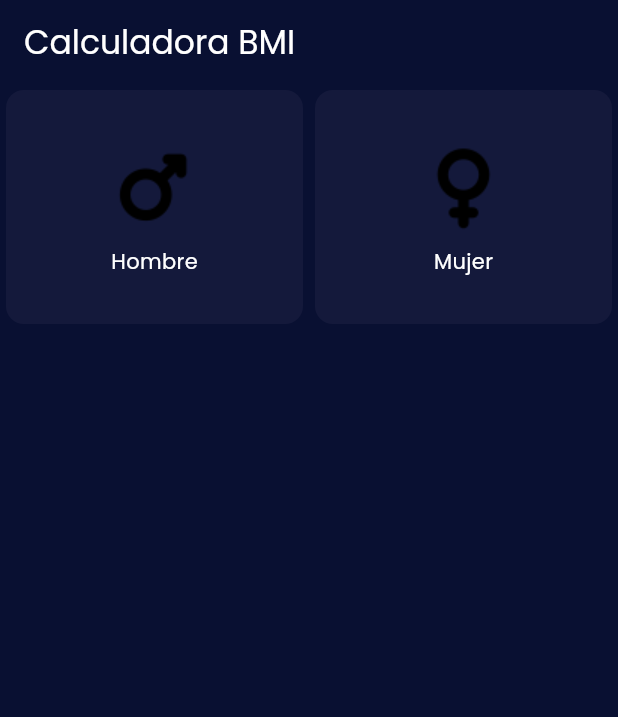
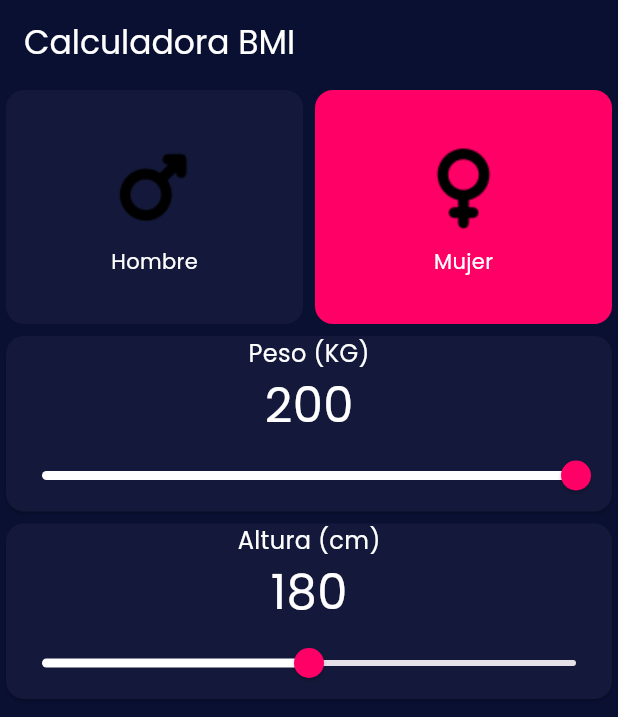
Before and after one commit to paulocrr/calculadora_bmi, a Flutter app: the screen it shows after launch, on a phone screen of 412 x 824 dp. Shown: the top 717 px of the screen. Run offline on Flutter 3.47's test engine with Material 3 defaults, Android fonts, the phone set to English and light mode, and no system bars.

Commit message:
feat: Codigo de los sliders y del selector de sexo terminado

```diff
--- a/lib/pagina_principal.dart
+++ b/lib/pagina_principal.dart
@@ -1,4 +1,5 @@
 import 'package:calculadora_bmi/ui/selector_de_sexo.dart';
+import 'package:calculadora_bmi/ui/tarjeta_con_slider.dart';
 import 'package:flutter/material.dart';
 
 class PaginaPrincipal extends StatelessWidget {
@@ -16,7 +17,21 @@ class PaginaPrincipal extends StatelessWidget {
         ),
       ),
       body: Column(
-        children: [SelectorDeSexo()],
+        children: [
+          SelectorDeSexo(),
+          TarjetaConSlider(
+            titulo: 'Peso (KG)',
+            valorMinimo: 40,
+            valorMaximo: 200,
+            valorInicial: 200,
+          ),
+          TarjetaConSlider(
+            titulo: 'Altura (cm)',
+            valorMinimo: 110,
+            valorMaximo: 250,
+            valorInicial: 180,
+          ),
+        ],
       ),
     );
   }
--- a/lib/ui/selector_de_sexo.dart
+++ b/lib/ui/selector_de_sexo.dart
@@ -11,10 +11,7 @@ class SelectorDeSexo extends StatefulWidget {
 }
 
 class _SelectorDeSexoState extends State<SelectorDeSexo> {
-  void presionar(String texto) {
-    print('toco el widget' + texto);
-  }
-
+  var cualEstaSeleccionada = false;
   @override
   Widget build(BuildContext context) {
     return Row(
@@ -22,10 +19,22 @@ class _SelectorDeSexoState extends State<SelectorDeSexo> {
         TarjetaConImagen(
           rutaImagen: 'assets/images/male.png',
           etiqueta: 'Hombre',
+          estaSeleccionado: cualEstaSeleccionada == true,
+          click: () {
+            setState(() {
+              cualEstaSeleccionada = true;
+            });
+          },
         ),
         TarjetaConImagen(
           rutaImagen: 'assets/images/female.png',
           etiqueta: 'Mujer',
+          estaSeleccionado: cualEstaSeleccionada == false,
+          click: () {
+            setState(() {
+              cualEstaSeleccionada = false;
+            });
+          },
         ),
       ],
     );
--- a/lib/ui/tarjeta_con_imagen.dart
+++ b/lib/ui/tarjeta_con_imagen.dart
@@ -3,10 +3,14 @@ import 'package:flutter/material.dart';
 class TarjetaConImagen extends StatelessWidget {
   final String rutaImagen;
   final String etiqueta;
+  final bool estaSeleccionado;
+  final void Function() click;
 
   const TarjetaConImagen({
     required this.rutaImagen,
+    required this.click,
     this.etiqueta = '',
+    this.estaSeleccionado = false,
     super.key,
   });
 
@@ -15,11 +19,11 @@ class TarjetaConImagen extends StatelessWidget {
     return Expanded(
       child: GestureDetector(
         onTap: () {
-          print('hola mundo');
+          click();
         },
         child: Card(
           elevation: 0,
-          color: Color(0xFF14193B),
+          color: estaSeleccionado ? Color(0xFFFF0067) : Color(0xFF14193B),
           child: Padding(
             padding: const EdgeInsets.symmetric(vertical: 32),
             child: Column(
--- /dev/null
+++ b/lib/ui/tarjeta_con_slider.dart
@@ -0,0 +1,67 @@
+import 'package:flutter/material.dart';
+
+class TarjetaConSlider extends StatefulWidget {
+  final String titulo;
+  final int valorMinimo;
+  final int valorMaximo;
+  final int valorInicial;
+
+  const TarjetaConSlider({
+    required this.titulo,
+    required this.valorMinimo,
+    required this.valorMaximo,
+    required this.valorInicial,
+    super.key,
+  });
+
+  @override
+  State<TarjetaConSlider> createState() => _TarjetaConSliderState();
+}
+
+class _TarjetaConSliderState extends State<TarjetaConSlider> {
+  late double valorActual;
+
+  @override
+  void initState() {
+    valorActual = widget.valorInicial.toDouble();
+    super.initState();
+  }
+
+  @override
+  Widget build(BuildContext context) {
+    return Card(
+      color: Color(0xFF14193B),
+      child: Column(
+        children: [
+          Text(
+            widget.titulo,
+            style: TextStyle(
+              fontSize: 16,
+              color: Colors.white,
+            ),
+          ),
+          Text(
+            valorActual.toStringAsFixed(0),
+            style: TextStyle(
+              color: Colors.white,
+              fontSize: 32,
+            ),
+          ),
+          Slider(
+            min: widget.valorMinimo.toDouble(),
+            max: widget.valorMaximo.toDouble(),
+            thumbColor: Color(0xFFFF0067),
+            activeColor: Colors.white,
+            value: valorActual,
+            onChanged: (nuevoValor) {
+              setState(() {
+                valorActual = nuevoValor;
+                print(valorActual);
+              });
+            },
+          ),
+        ],
+      ),
+    );
+  }
+}
```
